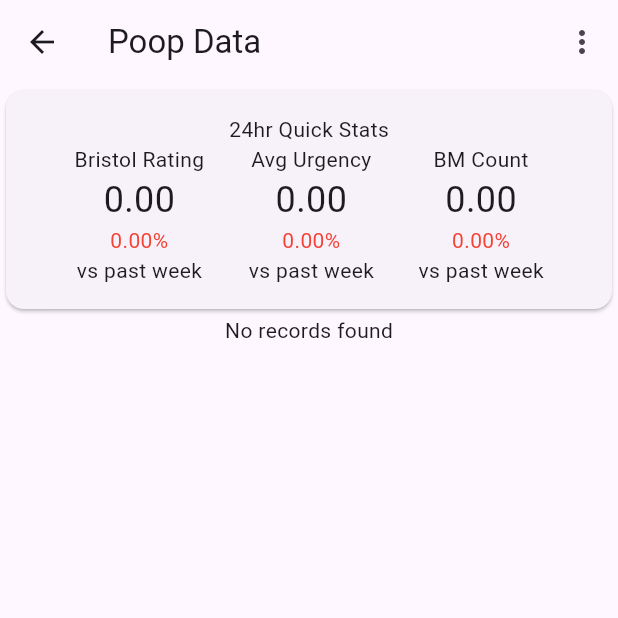
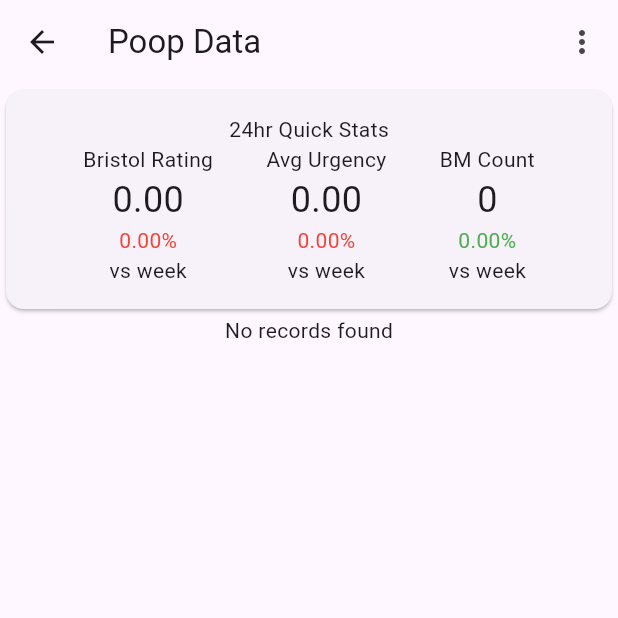
Before and after one commit to jjacobson260/BodyDataApp, a Flutter app: the PoopDataPage screen opened by its route, on a phone screen of 412 x 824 dp, the top half of it. Run offline on Flutter 3.47's test engine with Material 3 defaults, Android fonts, the phone set to English and light mode, and no system bars; our stand-ins replace csv, image_picker, numberpicker, permission_handler, sqflite, sqflite_common_ffi; accounts and stored records are empty.

Commit message:
changed how colors get picked to be better

```diff
--- a/body_data_app/lib/poop_entry_dialog.dart
+++ b/body_data_app/lib/poop_entry_dialog.dart
@@ -29,8 +29,8 @@ class _PoopEntryDialogState extends State<PoopEntryDialog> {
       _blood = widget.initialData!['blood'] == 1;
       _selectedDateTime = DateTime.parse(widget.initialData!['timestamp']);
     } else {
-      _bristolRating = 3;
-      _urgency = 3;
+      _bristolRating = 4;
+      _urgency = 4;
       _blood = false;
       _selectedDateTime = DateTime.now();
     }
@@ -77,6 +77,20 @@ class _PoopEntryDialogState extends State<PoopEntryDialog> {
           mainAxisSize: MainAxisSize.min,
           crossAxisAlignment: CrossAxisAlignment.start,
           children: <Widget>[
+            Text('Urgency: $_urgency'),
+            Slider(
+              value: _urgency.toDouble(),
+              min: 1,
+              max: 7,
+              divisions: 6,
+              label: '$_urgency',
+              onChanged: (value) {
+                setState(() {
+                  _urgency = value.toInt();
+                });
+              },
+            ),
+            SizedBox(height: 16),
             Text('Bristol Rating: $_bristolRating'),
             Slider(
               value: _bristolRating.toDouble(),
@@ -87,20 +101,6 @@ class _PoopEntryDialogState extends State<PoopEntryDialog> {
               onChanged: (value) {
                 setState(() {
                   _bristolRating = value.toInt();
-                });
-              },
-            ),
-            SizedBox(height: 16),
-            Text('Urgency: $_urgency'),
-            Slider(
-              value: _urgency.toDouble(),
-              min: 1,
-              max: 7,
-              divisions: 6,
-              label: '$_urgency',
-              onChanged: (value) {
-                setState(() {
-                  _urgency = value.toInt();
                 });
               },
             ),
--- a/body_data_app/lib/poop_stats_widget.dart
+++ b/body_data_app/lib/poop_stats_widget.dart
@@ -22,6 +22,26 @@ class _PoopStatsWidgetState extends State<PoopStatsWidget> {
   void initState() {
     super.initState();
     _fetchAverages();
+  }
+
+  Color getCountColorValue(int value, int threshold) {
+    Color color;
+    if (value < threshold) {
+      color = Colors.green;
+    } else {
+      color = Colors.red;
+    };
+    return color;
+  }
+
+  Color getPercentColorValue(percentDifference, value, threshold) {
+    Color color;
+    if ((percentDifference < 0 && value > threshold) || (percentDifference > 0 && value < threshold)) {
+      color = Colors.green;
+    } else {
+      color = Colors.red;
+    };
+    return color;
   }
 
   double calculatePercentDifference(double average1, double average2) {
@@ -68,20 +88,23 @@ class _PoopStatsWidgetState extends State<PoopStatsWidget> {
                   Row(
                     mainAxisAlignment: MainAxisAlignment.spaceEvenly,
                     children: [
-                      _buildStatColumn(
+                      _buildPercentColumn(
                         'Bristol Rating',
                         bristolAverage24h,
                         bristolPercentDifference,
+                        4
                       ),
-                      _buildStatColumn(
+                      _buildPercentColumn(
                         'Avg Urgency',
                         urgencyAverage24h,
                         urgencyPercentDifference,
+                        4
                       ),
-                      _buildStatColumn(
+                      _buildCountColumn(
                         'BM Count',
-                        bmCount24h / 1.0,
+                        bmCount24h,
                         bmCountPercentDifference,
+                        4
                       ),
                     ],
                   ),
@@ -91,7 +114,7 @@ class _PoopStatsWidgetState extends State<PoopStatsWidget> {
     );
   }
 
-  Widget _buildStatColumn(String title, double average, double percentDifference) {
+  Widget _buildPercentColumn(String title, double average, double percentDifference, int threshold) {
     return Column(
       crossAxisAlignment: CrossAxisAlignment.center,
       children: [
@@ -103,10 +126,30 @@ class _PoopStatsWidgetState extends State<PoopStatsWidget> {
         Text(
           '${percentDifference.toStringAsFixed(2)}%',
           style: TextStyle(
-            color: percentDifference < 0 ? Colors.green : Colors.red,
+            color: getPercentColorValue(percentDifference, average, threshold),
           ),
         ),
-        Text('vs past week'),
+        Text('vs week'),
+      ],
+    );
+  }
+
+  Widget _buildCountColumn(String title, int count, double percentDifference, int threshold) {
+    return Column(
+      crossAxisAlignment: CrossAxisAlignment.center,
+      children: [
+        Text(title),
+        Text(
+          count.toString(),
+          style: TextStyle(fontSize: 24),
+        ),
+        Text(
+          '${percentDifference.toStringAsFixed(2)}%',
+          style: TextStyle(
+            color: getCountColorValue(count, threshold),
+          ),
+        ),
+        Text('vs week'),
       ],
     );
   }
```
